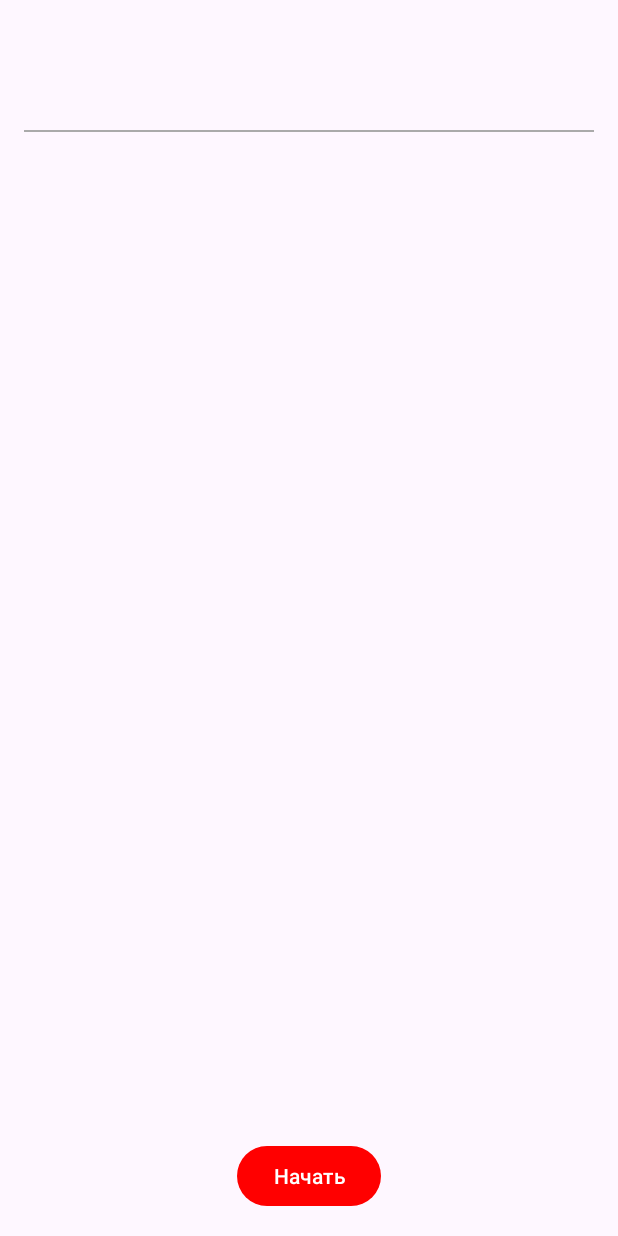
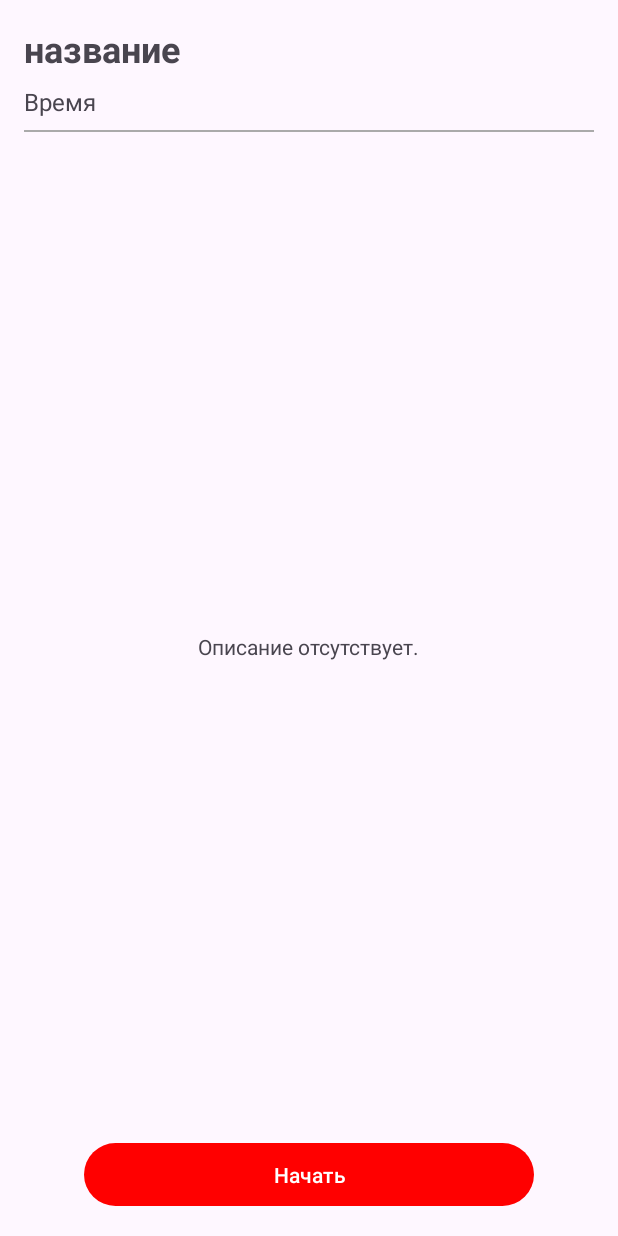
Before and after one commit to Azzatoz/Impulse-fitness-app, an Android app: the RecordDetails screen opened directly, with no data from a screen before it, on a phone screen of 412 x 824 dp. Run offline under Robolectric (Android 15) with nearby library versions, the phone set to English and light mode, and no system bars; our stand-ins replace Room's generated code; 1 statement that could not run was skipped.

Commit message:
# изменил вид

```diff
--- a/app/src/main/res/layout/fragment_record_details.xml
+++ b/app/src/main/res/layout/fragment_record_details.xml
@@ -8,6 +8,7 @@
         android:id="@+id/record_name_text_view"
         android:layout_width="match_parent"
         android:layout_height="wrap_content"
+        android:text="@string/empty_name"
         android:textSize="24sp"
         android:textStyle="bold" />
 
@@ -15,6 +16,7 @@
         android:id="@+id/record_duration_text_view"
         android:layout_width="match_parent"
         android:layout_height="wrap_content"
+        android:text="@string/time"
         android:layout_marginTop="8dp"
         android:textSize="16sp" />
 
@@ -34,14 +36,15 @@
         <TextView
             android:id="@+id/record_description_text_view"
             android:layout_width="wrap_content"
+            android:text="@string/default_description"
             android:layout_height="wrap_content" />
 
     </LinearLayout>
 
     <Button
         android:id="@+id/start_button"
-        android:layout_width="wrap_content"
-        android:layout_height="wrap_content"
+        android:layout_width="300dp"
+        android:layout_height="50dp"
         android:layout_gravity="center"
         android:text="@string/start" />
 
```
